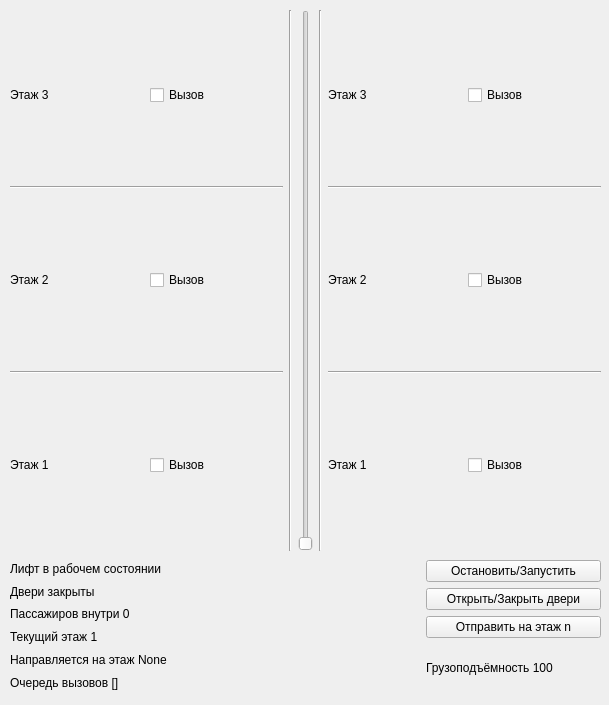
Before: the Qt Designer form 3floor_lift_widget.ui in mruax/OOP_lift, drawn with Qt 5.
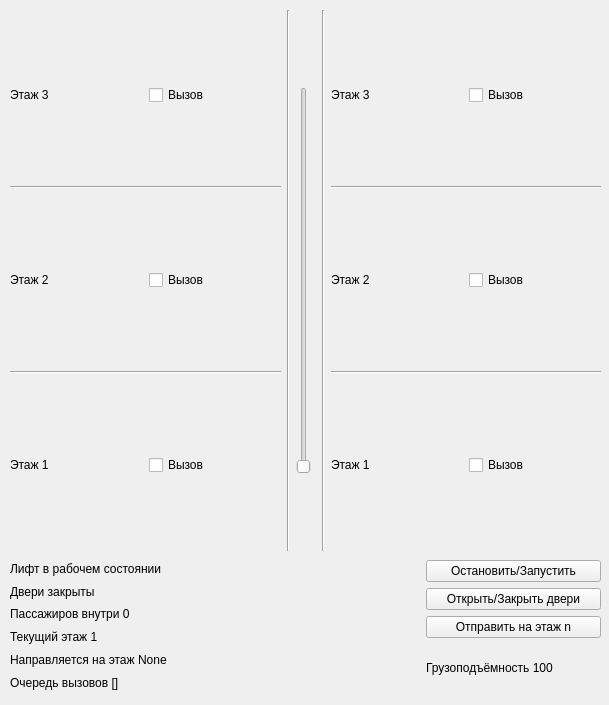
After: the same form once the commit is applied.

```diff
--- a/3floor_lift_widget.ui
+++ b/3floor_lift_widget.ui
@@ -22,7 +22,7 @@
      <height>541</height>
     </rect>
    </property>
-   <layout class="QHBoxLayout" name="horizontalLayout_2">
+   <layout class="QHBoxLayout" name="horizontalLayout_2" stretch="5,0,0,0,5">
     <item>
      <layout class="QVBoxLayout" name="left_part_4">
       <item>
@@ -112,11 +112,47 @@
      </widget>
     </item>
     <item>
+     <layout class="QVBoxLayout" name="verticalLayout" stretch="2,10,2">
+      <item>
+       <spacer name="verticalSpacer">
+        <property name="orientation">
+         <enum>Qt::Vertical</enum>
+        </property>
+        <property name="sizeHint" stdset="0">
+         <size>
+          <width>20</width>
+          <height>40</height>
+         </size>
+        </property>
+       </spacer>
+      </item>
+      <item>
      <widget class="QSlider" name="lift_floor_slider_2">
+        <property name="minimum">
+         <number>1</number>
+        </property>
+        <property name="maximum">
+         <number>100</number>
+        </property>
       <property name="orientation">
        <enum>Qt::Vertical</enum>
       </property>
      </widget>
+      </item>
+      <item>
+       <spacer name="verticalSpacer_2">
+        <property name="orientation">
+         <enum>Qt::Vertical</enum>
+        </property>
+        <property name="sizeHint" stdset="0">
+         <size>
+          <width>20</width>
+          <height>40</height>
+         </size>
+        </property>
+       </spacer>
+      </item>
+     </layout>
     </item>
     <item>
      <widget class="Line" name="line_14">
```
Lines whose indentation alone changed are shown as unchanged.
